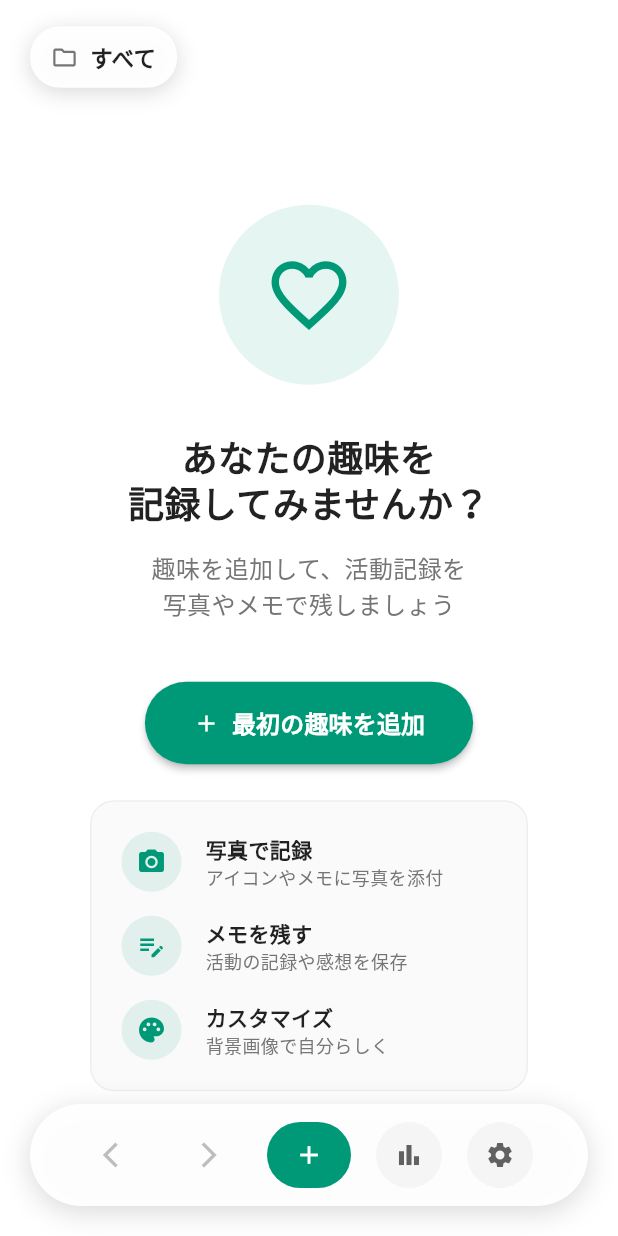
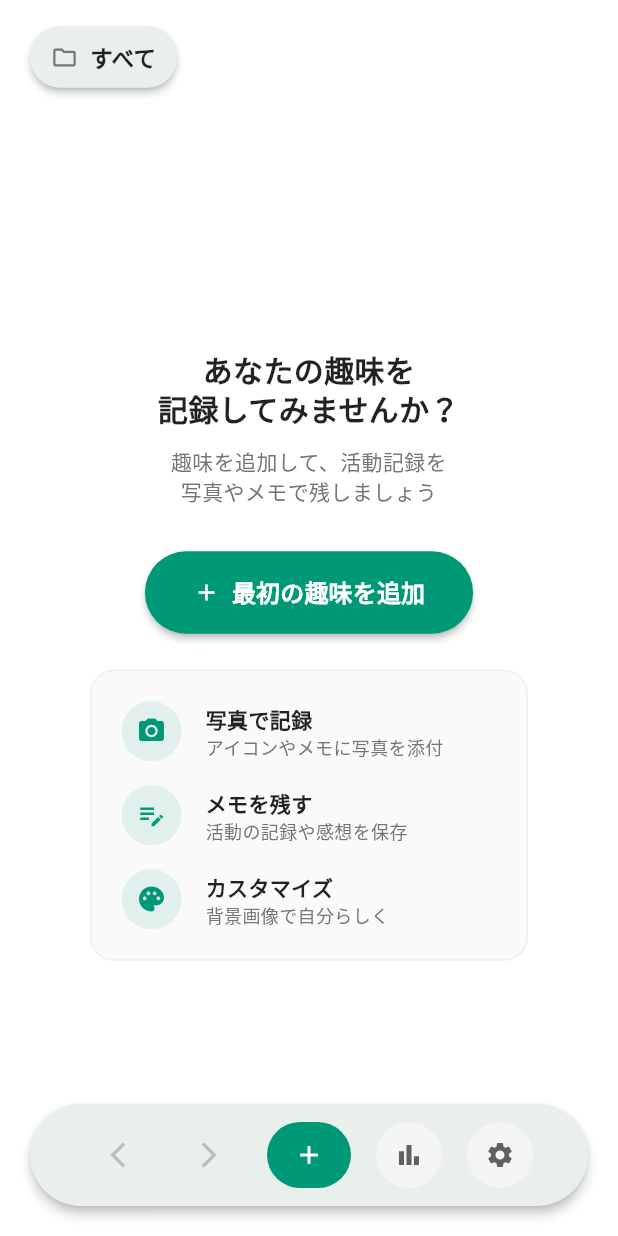
Before and after one commit to tomurango/shuumy-app, a Flutter app: the screen it shows after launch, on a phone screen of 412 x 824 dp. Run offline on Flutter 3.47's test engine with Material 3 defaults, Android fonts, the phone set to English and light mode, and no system bars; our stand-ins replace flutter_riverpod, image_picker, in_app_purchase, package_info_plus.

Commit message:
feat: Material Design 3準拠とスクロール境界の改善
主要な改善:
- Material Design 3テーマをアプリ全体に適用（ブランドグリーン#009977ベース）
- カテゴリ名とツールバーを半透明からMD3 surfaceContainerに変更
- スクロール領域の上下境界を最適化

スクロール境界の改善:
- ShaderMaskによる半透明グラデーション効果を削除
- 上部スクロール範囲を調整してカテゴリ名との適切なクリアランスを確保
- 下部スクロール領域を画面端まで拡張
- スクロール時のみ表示される動的な影効果を追加

UI/UXの向上:
- カテゴリ別ScrollControllerで個別のスクロール状態管理
- 趣味追加誘導画面をコンパクト化してツールバーとの重複を解消
- 左矢印アイコンをIcons.arrow_back_ios_newに変更して中央配置問題を解決
- ReorderableListView二重表示問題をMediaQuery.removePaddingで根本解決

技術的改善:
- ScrollController attached to multiple scroll views エラーを解決
- カテゴリ切り替え時の適切な状態管理
- Material Design 3準拠のelevationとカラーシステム

🤖 Generated with [Claude Code](https://claude.ai/code)

Co-Authored-By: Claude <noreply@anthropic.com>

```diff
--- a/lib/main.dart
+++ b/lib/main.dart
@@ -24,6 +24,13 @@ class ShuumyApp extends StatelessWidget {
   @override
   Widget build(BuildContext context) {
     return MaterialApp(
+      theme: ThemeData(
+        colorScheme: ColorScheme.fromSeed(
+          seedColor: const Color(0xFF009977), // アプリのブランドグリーン
+          brightness: Brightness.light,
+        ),
+        useMaterial3: true,
+      ),
       home: const HomeScreen(),
       debugShowCheckedModeBanner: false,
     );
--- a/lib/src/screens/home_screen.dart
+++ b/lib/src/screens/home_screen.dart
@@ -31,6 +31,8 @@ class _HomeScreenState extends ConsumerState<HomeScreen> with TickerProviderStat
   bool _isBackgroundViewMode = false;
   bool _isReorderMode = false;
   late AnimationController _shakeController;
+  Map<String, ScrollController> _scrollControllers = {};
+  Map<String, bool> _showTopShadow = {};
 
   @override
   void initState() {
@@ -42,11 +44,36 @@ class _HomeScreenState extends ConsumerState<HomeScreen> with TickerProviderStat
     );
   }
 
+  ScrollController _getScrollController(String categoryId) {
+    if (!_scrollControllers.containsKey(categoryId)) {
+      final controller = ScrollController();
+      controller.addListener(() => _onScroll(categoryId));
+      _scrollControllers[categoryId] = controller;
+      _showTopShadow[categoryId] = false;
+    }
+    return _scrollControllers[categoryId]!;
+  }
+
+  void _onScroll(String categoryId) {
+    final controller = _scrollControllers[categoryId];
+    if (controller == null) return;
+
+    final bool shouldShowShadow = controller.hasClients && controller.offset > 10;
+    if (shouldShowShadow != (_showTopShadow[categoryId] ?? false)) {
+      setState(() {
+        _showTopShadow[categoryId] = shouldShowShadow;
+      });
+    }
+  }
+
   @override
   void dispose() {
     _pageController.dispose();
     _tabController?.dispose();
     _shakeController.dispose();
+    for (final controller in _scrollControllers.values) {
+      controller.dispose();
+    }
     super.dispose();
   }
 
@@ -482,22 +509,16 @@ class _HomeScreenState extends ConsumerState<HomeScreen> with TickerProviderStat
                   padding: const EdgeInsets.only(left: 20, top: 16, right: 20),
                   child: Row(
                     children: [
-                      // カテゴリ名表示
+                      // カテゴリ名表示 - Material Design 3準拠
                       GestureDetector(
                         onTap: () => _showCategoryDropdown(context),
+                        child: Material(
+                          elevation: 2.0, // MD3準拠のelevation
+                          color: Theme.of(context).colorScheme.surfaceContainer,
+                          borderRadius: BorderRadius.circular(20),
+                          clipBehavior: Clip.antiAlias,
                           child: Container(
                             padding: const EdgeInsets.symmetric(horizontal: 14, vertical: 10),
-                          decoration: BoxDecoration(
-                            color: Colors.white.withOpacity(0.95),
-                            borderRadius: BorderRadius.circular(20),
-                            boxShadow: [
-                              BoxShadow(
-                                color: Colors.black.withOpacity(0.15),
-                                blurRadius: 12,
-                                offset: const Offset(0, 3),
-                              ),
-                            ],
-                          ),
                           child: Row(
                             mainAxisSize: MainAxisSize.min,
                             children: [
@@ -518,6 +539,7 @@ class _HomeScreenState extends ConsumerState<HomeScreen> with TickerProviderStat
                                 ),
                               ),
                             ],
+                          ),
                           ),
                         ),
                       ),
@@ -575,7 +597,7 @@ class _HomeScreenState extends ConsumerState<HomeScreen> with TickerProviderStat
               ),
             ),
 
-          // Floating ToolBar（下部）
+          // Floating ToolBar（下部）- Material Design 3準拠
           if (!_isBackgroundViewMode)
             Positioned(
               bottom: 0,
@@ -584,24 +606,19 @@ class _HomeScreenState extends ConsumerState<HomeScreen> with TickerProviderStat
               child: SafeArea(
                 child: Container(
                   margin: const EdgeInsets.all(20),
+                  child: Material(
+                    elevation: 3.0, // MD3準拠のelevation
+                    color: Theme.of(context).colorScheme.surfaceContainer, // MD3 Surface container
+                    borderRadius: BorderRadius.circular(50),
+                    clipBehavior: Clip.antiAlias,
+                    child: Container(
                       padding: const EdgeInsets.symmetric(horizontal: 20, vertical: 12),
-                decoration: BoxDecoration(
-                  color: Colors.white.withOpacity(0.95),
-                  borderRadius: BorderRadius.circular(50),
-                  boxShadow: [
-                    BoxShadow(
-                      color: Colors.black.withOpacity(0.15),
-                      blurRadius: 16,
-                      offset: const Offset(0, 4),
-                    ),
-                  ],
-                ),
                       child: Row(
                         mainAxisAlignment: MainAxisAlignment.spaceEvenly,
                         children: [
                           // 左矢印（前のカテゴリ）
                           _buildToolbarButton(
-                      icon: Icons.arrow_back_ios,
+                            icon: Icons.arrow_back_ios_new,
                             onPressed: _currentPageIndex > 0
                                 ? () => _navigateToCategory(_currentPageIndex - 1)
                                 : null,
@@ -660,6 +677,8 @@ class _HomeScreenState extends ConsumerState<HomeScreen> with TickerProviderStat
                             },
                           ),
                         ],
+                      ),
+                    ),
                   ),
                 ),
               ),
@@ -871,9 +890,8 @@ class _HomeScreenState extends ConsumerState<HomeScreen> with TickerProviderStat
 
             // コンテンツ（背景表示モード時は非表示）
             if (!_isBackgroundViewMode)
-            SafeArea(
-              child: Padding(
-                padding: const EdgeInsets.fromLTRB(20, 60, 20, 20), // 上部余白を縮めた
+            Padding(
+              padding: const EdgeInsets.fromLTRB(20, 130, 20, 0), // 上部スクロール範囲をさらに下にずらす
               child: FutureBuilder<Directory>(
                   future: getApplicationDocumentsDirectory(),
                   builder: (context, snapshot) {
@@ -887,24 +905,10 @@ class _HomeScreenState extends ConsumerState<HomeScreen> with TickerProviderStat
                       return _buildEmptyState(category);
                     }
 
-                    return ShaderMask(
-                      shaderCallback: (Rect bounds) {
-                        return LinearGradient(
-                          begin: Alignment.topCenter,
-                          end: Alignment.bottomCenter,
-                          colors: [
-                            Colors.transparent,
-                            Colors.black,
-                            Colors.black,
-                            Colors.transparent,
-                          ],
-                          stops: [0.0, 0.05, 0.85, 1.0],
-                        ).createShader(bounds);
-                      },
-                      blendMode: BlendMode.dstIn,
-                      child: ReorderableListView.builder(
+                    return ReorderableListView.builder(
+                      scrollController: _getScrollController(category.id),
                       itemCount: hobbiesInCategory.length,
-                        padding: const EdgeInsets.only(top: 40, bottom: 120), // カテゴリ名とFloating ToolBarのための余白
+                      padding: const EdgeInsets.only(top: 30, bottom: 120), // ツールバー分の余白を確保
                       onReorder: (oldIndex, newIndex) => _onReorderHobbies(category, oldIndex, newIndex, hobbiesInCategory),
                       buildDefaultDragHandles: false, // デフォルトのドラッグハンドルを無効化
                       scrollDirection: Axis.vertical,
@@ -972,9 +976,32 @@ class _HomeScreenState extends ConsumerState<HomeScreen> with TickerProviderStat
                             ),
                           );
                         },
-                      ),
                       );
                   },
+                ),
+              ),
+
+            // 上部スクロール境界の影（スクロール時のみ）
+            if (!_isBackgroundViewMode &&
+                (_showTopShadow[category.id] ?? false))
+            Positioned(
+              top: 130,
+              left: 0,
+              right: 0,
+              height: 30,
+              child: Container(
+                decoration: BoxDecoration(
+                  gradient: LinearGradient(
+                    begin: Alignment.topCenter,
+                    end: Alignment.bottomCenter,
+                    colors: [
+                      Colors.black.withOpacity(0.15),
+                      Colors.black.withOpacity(0.08),
+                      Colors.black.withOpacity(0.03),
+                      Colors.transparent,
+                    ],
+                    stops: const [0.0, 0.4, 0.8, 1.0],
+                  ),
                 ),
               ),
             ),
@@ -1170,26 +1197,12 @@ class _HomeScreenState extends ConsumerState<HomeScreen> with TickerProviderStat
   Widget _buildEmptyState([Category? category]) {
     return Center(
       child: Padding(
-        padding: const EdgeInsets.all(40),
+        padding: const EdgeInsets.fromLTRB(40, 40, 40, 140), // 下部にツールバー分の余白を追加
         child: Column(
           mainAxisAlignment: MainAxisAlignment.center,
+          mainAxisSize: MainAxisSize.min, // コンテンツサイズに合わせる
           children: [
-            // メインアイコン
-            Container(
-              width: 120,
-              height: 120,
-              decoration: BoxDecoration(
-                color: const Color(0xFF009977).withOpacity(0.1),
-                borderRadius: BorderRadius.circular(60),
-              ),
-              child: const Icon(
-                Icons.favorite_border,
-                size: 60,
-                color: Color(0xFF009977),
-              ),
-            ),
-
-            const SizedBox(height: 32),
+            const SizedBox(height: 20), // 上部余白を調整
 
             // メインメッセージ
             Text(
@@ -1197,7 +1210,7 @@ class _HomeScreenState extends ConsumerState<HomeScreen> with TickerProviderStat
                   ? 'あなたの趣味を\n記録してみませんか？'
                   : '「${category?.name}」に\n趣味を追加しましょう',
               style: const TextStyle(
-                fontSize: 24,
+                fontSize: 20, // サイズを小さく
                 fontWeight: FontWeight.bold,
                 color: Colors.black87,
                 height: 1.3,
@@ -1205,7 +1218,7 @@ class _HomeScreenState extends ConsumerState<HomeScreen> with TickerProviderStat
               textAlign: TextAlign.center,
             ),
 
-            const SizedBox(height: 16),
+            const SizedBox(height: 12), // 間隔を短く
 
             // サブメッセージ
             Text(
@@ -1213,14 +1226,14 @@ class _HomeScreenState extends ConsumerState<HomeScreen> with TickerProviderStat
                   ? '趣味を追加して、活動記録を\n写真やメモで残しましょう'
                   : 'このカテゴリーにはまだ\n趣味が登録されていません',
               style: TextStyle(
-                fontSize: 16,
+                fontSize: 14, // サイズを小さく
                 color: Colors.grey[600],
-                height: 1.5,
+                height: 1.4, // 行間を狭く
               ),
               textAlign: TextAlign.center,
             ),
 
-            const SizedBox(height: 40),
+            const SizedBox(height: 30), // 間隔を短く
 
             // 行動誘導ボタン
             ElevatedButton.icon(
```
Lines whose indentation alone changed are shown as unchanged.
